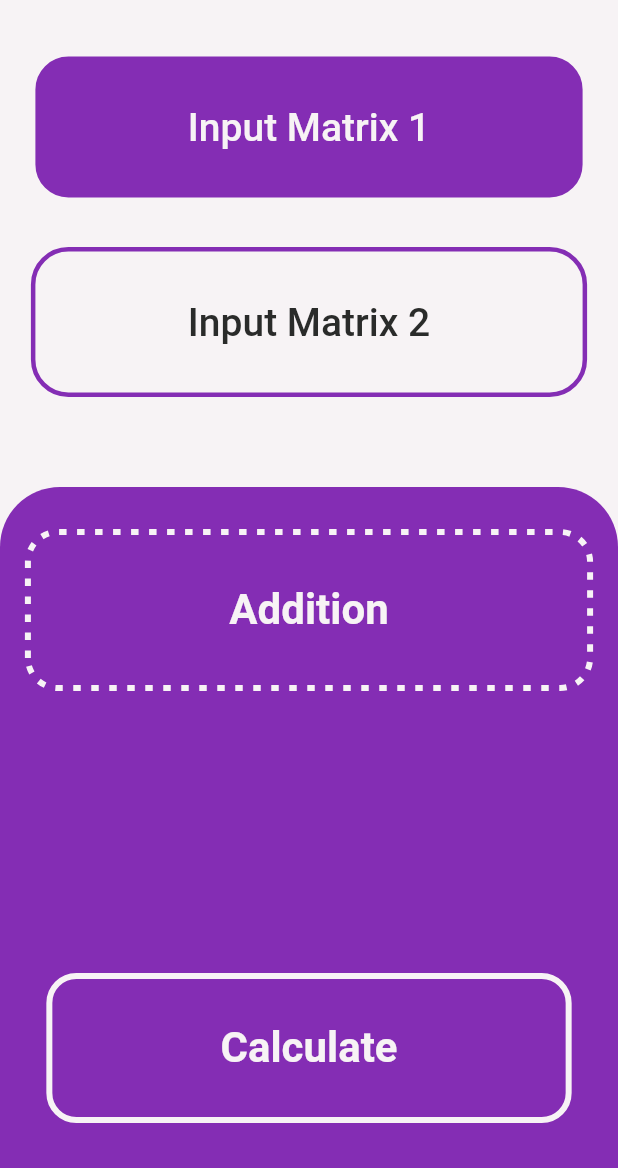
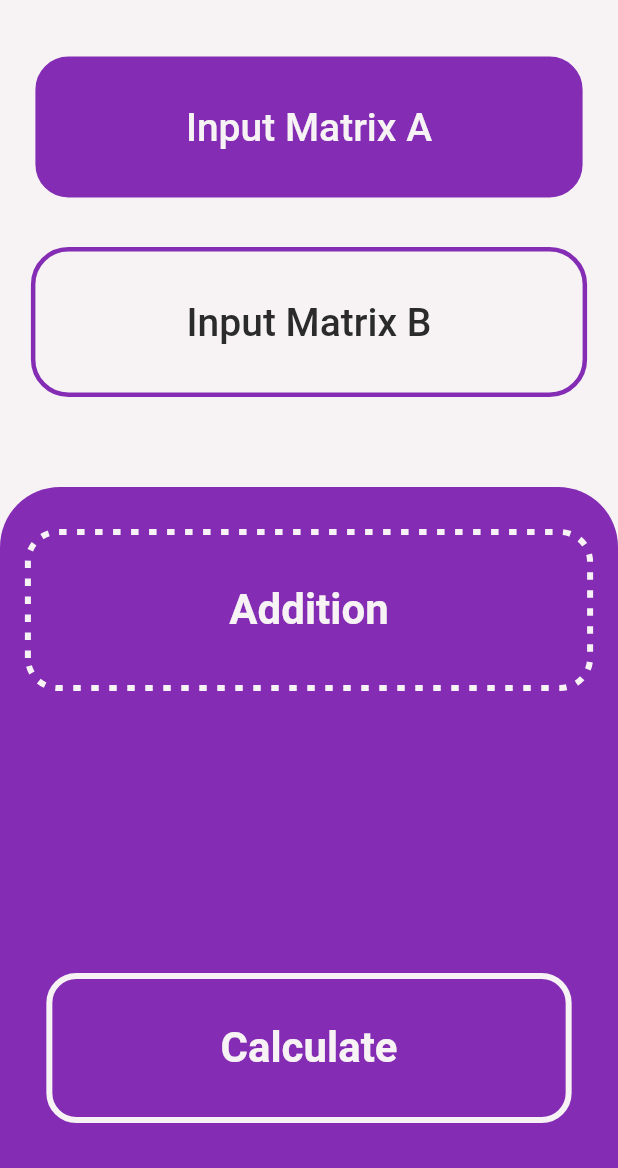
Before and after one commit to hemish11/num-cluster, a Flutter app: the screen it shows after launch, on a phone screen of 412 x 824 dp, the part 68-1236 px from its top. Run offline on Flutter 3.47's test engine with Material 2 defaults, Android fonts, the phone set to English and light mode, and no system bars; drawn by our look-alikes of dotted_border; missing offline and left inert: flutter_math.

Commit message:
Added minor ui changes

```diff
--- a/lib/screens/home_page/home_page.dart
+++ b/lib/screens/home_page/home_page.dart
@@ -43,14 +43,14 @@ class _HomePageState extends State<HomePage> {
                 ),
                 const SizedBox(height: 30),
                 MatrixInputButton(
-                  text: 'Input Matrix 1',
+                  text: 'Input Matrix A',
                   onTap: () => setState(() {
                     isMatrixInputVisible = !isMatrixInputVisible;
                   }),
                 ),
                 const SizedBox(height: 30),
                 MatrixInputButton(
-                  text: 'Input Matrix 2',
+                  text: 'Input Matrix B',
                   hasBorder: true,
                   onTap: () => setState(() {
                     isMatrixInputVisible = !isMatrixInputVisible;
```
Also changed, not shown: lib/screens/solution_page/solution_page.dart (+7 -6 lines).
